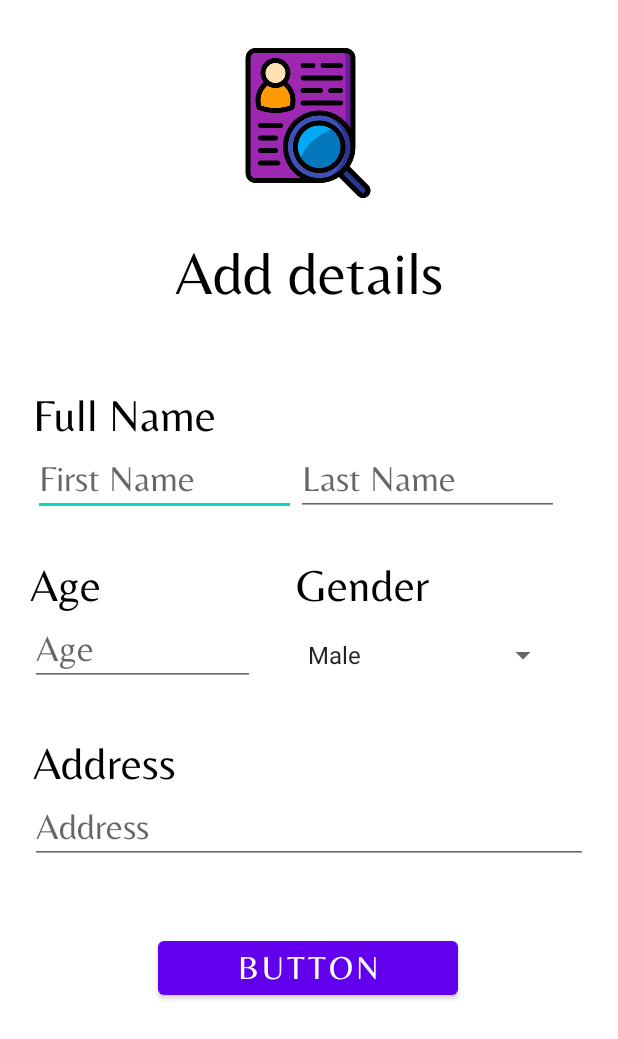
After one commit to ArerehRaj/Panic-Button-App, an Android app: the AddDetailsActivity screen opened directly, with no data from a screen before it, on a phone screen of 412 x 824 dp. The commit adds this screen. Shown: the top 1039 px of the screen. Run offline under Robolectric (Android 15) with nearby library versions, the phone set to English and light mode, and no system bars.

Commit message:
Basic Add Details Page design Done

```diff
--- /dev/null
+++ b/app/src/main/java/com/example/panicbutton/AddDetailsActivity.java
@@ -0,0 +1,42 @@
+package com.example.panicbutton;
+
+import androidx.appcompat.app.AppCompatActivity;
+
+import android.os.Bundle;
+import android.view.View;
+import android.widget.AdapterView;
+import android.widget.ArrayAdapter;
+import android.widget.Spinner;
+import android.widget.Toast;
+
+public class AddDetailsActivity extends AppCompatActivity implements AdapterView.OnItemSelectedListener {
+
+    Spinner genderSpinner;
+    ArrayAdapter<CharSequence> arrayAdapter;
+
+    @Override
+    protected void onCreate(Bundle savedInstanceState) {
+        super.onCreate(savedInstanceState);
+        setContentView(R.layout.activity_add_details);
+
+        getSupportActionBar().hide();
+
+        genderSpinner = findViewById(R.id.genderDropDown);
+        arrayAdapter = ArrayAdapter.createFromResource(this,R.array.genders, android.R.layout.simple_spinner_item);
+        arrayAdapter.setDropDownViewResource(android.R.layout.simple_spinner_dropdown_item);
+        genderSpinner.setAdapter(arrayAdapter);
+
+        genderSpinner.setOnItemSelectedListener(this);
+    }
+
+    @Override
+    public void onItemSelected(AdapterView<?> parent, View view, int position, long id) {
+        String gender = parent.getItemAtPosition(position).toString();
+        Toast.makeText(AddDetailsActivity.this,gender,Toast.LENGTH_SHORT).show();
+    }
+
+    @Override
+    public void onNothingSelected(AdapterView<?> parent) {
+
+    }
+}
--- a/app/src/main/java/com/example/panicbutton/LoginActivity.java
+++ b/app/src/main/java/com/example/panicbutton/LoginActivity.java
@@ -10,9 +10,14 @@ import android.view.View;
 import android.widget.EditText;
 import android.widget.Toast;
 
+import com.parse.FindCallback;
 import com.parse.LogInCallback;
 import com.parse.ParseException;
+import com.parse.ParseObject;
+import com.parse.ParseQuery;
 import com.parse.ParseUser;
+
+import java.util.List;
 
 public class LoginActivity extends AppCompatActivity {
 
@@ -62,7 +67,32 @@ public class LoginActivity extends AppCompatActivity {
 //                                    Intent intent = new Intent(LoginActivity.this, HomeActivity.class);
 //                                    intent.addFlags(Intent.FLAG_ACTIVITY_CLEAR_TASK | Intent.FLAG_ACTIVITY_NEW_TASK);
 //                                    startActivity(intent);
-                                    Toast.makeText(LoginActivity.this,"Success",Toast.LENGTH_SHORT).show();
+                                    ParseQuery<ParseUser> query = ParseUser.getQuery();
+                                    query.whereEqualTo("username",username);
+                                    query.findInBackground(new FindCallback<ParseUser>() {
+                                        @Override
+                                        public void done(List<ParseUser> objects, ParseException e) {
+                                            if(e == null)
+                                            {
+                                                boolean isData = false;
+                                                for(ParseObject object : objects)
+                                                {
+                                                    isData = object.getBoolean("IsDataGiven");
+                                                }
+
+                                                if(isData)
+                                                {
+                                                    Toast.makeText(LoginActivity.this,"Data is given",Toast.LENGTH_SHORT).show();
+                                                }
+                                                else
+                                                {
+                                                    Intent intent = new Intent(LoginActivity.this, AddDetailsActivity.class);
+                                                    intent.addFlags(Intent.FLAG_ACTIVITY_CLEAR_TASK | Intent.FLAG_ACTIVITY_NEW_TASK);
+                                                    startActivity(intent);
+                                                }
+                                            }
+                                        }
+                                    });
                                 }
                             })
                             .show();
--- a/app/src/main/java/com/example/panicbutton/MainActivity.java
+++ b/app/src/main/java/com/example/panicbutton/MainActivity.java
@@ -8,9 +8,6 @@ import android.content.Intent;
 import android.os.Bundle;
 import android.view.View;
 import android.widget.EditText;
-import android.widget.Toast;
-
-import com.parse.Parse;
 import com.parse.ParseException;
 import com.parse.ParseInstallation;
 import com.parse.ParseUser;
@@ -124,4 +121,5 @@ public class MainActivity extends AppCompatActivity {
         intent.addFlags(Intent.FLAG_ACTIVITY_CLEAR_TASK | Intent.FLAG_ACTIVITY_NEW_TASK);
         startActivity(intent);
     }
+
 }
--- /dev/null
+++ b/app/src/main/res/layout/activity_add_details.xml
@@ -0,0 +1,205 @@
+<?xml version="1.0" encoding="utf-8"?>
+<androidx.constraintlayout.widget.ConstraintLayout xmlns:android="http://schemas.android.com/apk/res/android"
+    xmlns:app="http://schemas.android.com/apk/res-auto"
+    xmlns:tools="http://schemas.android.com/tools"
+    android:layout_width="match_parent"
+    android:layout_height="match_parent"
+    tools:context=".AddDetailsActivity">
+
+    <TextView
+        android:id="@+id/rakshaSignUp3"
+        android:layout_width="wrap_content"
+        android:layout_height="wrap_content"
+        android:fontFamily="@font/belleza"
+        android:text="Add details"
+        android:textColor="#000000"
+        android:textSize="40dp"
+        app:layout_constraintBottom_toBottomOf="parent"
+        app:layout_constraintEnd_toEndOf="parent"
+        app:layout_constraintStart_toStartOf="parent"
+        app:layout_constraintTop_toTopOf="parent"
+        app:layout_constraintVertical_bias="0.204" />
+
+    <TextView
+        android:id="@+id/rakshaSignUp4"
+        android:layout_width="wrap_content"
+        android:layout_height="wrap_content"
+        android:fontFamily="@font/belleza"
+        android:text="Full Name"
+        android:textColor="#000000"
+        android:textSize="30dp"
+        app:layout_constraintBottom_toBottomOf="parent"
+        app:layout_constraintEnd_toEndOf="parent"
+        app:layout_constraintHorizontal_bias="0.075"
+        app:layout_constraintStart_toStartOf="parent"
+        app:layout_constraintTop_toTopOf="parent"
+        app:layout_constraintVertical_bias="0.329" />
+
+    <TextView
+        android:id="@+id/rakshaSignUp7"
+        android:layout_width="wrap_content"
+        android:layout_height="wrap_content"
+        android:fontFamily="@font/belleza"
+        android:text="Address"
+        android:textColor="#000000"
+        android:textSize="30dp"
+        app:layout_constraintBottom_toBottomOf="parent"
+        app:layout_constraintEnd_toEndOf="parent"
+        app:layout_constraintHorizontal_bias="0.069"
+        app:layout_constraintStart_toStartOf="parent"
+        app:layout_constraintTop_toBottomOf="@+id/editTextNumber"
+        app:layout_constraintVertical_bias="0.102" />
+
+    <TextView
+        android:id="@+id/rakshaSignUp5"
+        android:layout_width="wrap_content"
+        android:layout_height="wrap_content"
+        android:fontFamily="@font/belleza"
+        android:text="Age"
+        android:textColor="#000000"
+        android:textSize="30dp"
+        app:layout_constraintBottom_toBottomOf="parent"
+        app:layout_constraintEnd_toEndOf="parent"
+        app:layout_constraintHorizontal_bias="0.055"
+        app:layout_constraintStart_toStartOf="parent"
+        app:layout_constraintTop_toBottomOf="@+id/editTextTextPersonName"
+        app:layout_constraintVertical_bias="0.065" />
+
+    <TextView
+        android:id="@+id/rakshaSignUp6"
+        android:layout_width="wrap_content"
+        android:layout_height="wrap_content"
+        android:fontFamily="@font/belleza"
+        android:text="Gender"
+        android:textColor="#000000"
+        android:textSize="30dp"
+        app:layout_constraintBottom_toBottomOf="parent"
+        app:layout_constraintEnd_toEndOf="parent"
+        app:layout_constraintHorizontal_bias="0.611"
+        app:layout_constraintStart_toStartOf="parent"
+        app:layout_constraintTop_toBottomOf="@+id/editTextTextPersonName"
+        app:layout_constraintVertical_bias="0.065" />
+
+    <ImageView
+        android:id="@+id/imageView3"
+        android:layout_width="100dp"
+        android:layout_height="100dp"
+        app:layout_constraintBottom_toBottomOf="parent"
+        app:layout_constraintEnd_toEndOf="parent"
+        app:layout_constraintHorizontal_bias="0.498"
+        app:layout_constraintStart_toStartOf="parent"
+        app:layout_constraintTop_toTopOf="parent"
+        app:layout_constraintVertical_bias="0.044"
+        app:srcCompat="@drawable/employee" />
+
+    <EditText
+        android:id="@+id/editTextTextPersonName"
+        android:layout_width="175dp"
+        android:layout_height="wrap_content"
+        android:layout_marginStart="20dp"
+        android:layout_marginLeft="20dp"
+        android:layout_marginEnd="20dp"
+        android:layout_marginRight="20dp"
+        android:ems="10"
+        android:fontFamily="@font/belleza"
+        android:hint="First Name"
+        android:inputType="textPersonName"
+        android:textSize="24dp"
+        app:layout_constraintBottom_toBottomOf="parent"
+        app:layout_constraintEnd_toEndOf="parent"
+        app:layout_constraintHorizontal_bias="0.009"
+        app:layout_constraintStart_toStartOf="parent"
+        app:layout_constraintTop_toBottomOf="@+id/rakshaSignUp3"
+        app:layout_constraintVertical_bias="0.157" />
+
+    <EditText
+        android:id="@+id/editTextTextPersonName2"
+        android:layout_width="175dp"
+        android:layout_height="wrap_content"
+        android:layout_marginStart="20dp"
+        android:layout_marginLeft="20dp"
+        android:layout_marginEnd="20dp"
+        android:layout_marginRight="20dp"
+        android:ems="10"
+        android:fontFamily="@font/belleza"
+        android:hint="Last Name"
+        android:inputType="textPersonName"
+        android:textSize="24dp"
+        app:layout_constraintBottom_toBottomOf="parent"
+        app:layout_constraintEnd_toEndOf="parent"
+        app:layout_constraintHorizontal_bias="0.903"
+        app:layout_constraintStart_toStartOf="parent"
+        app:layout_constraintTop_toBottomOf="@+id/rakshaSignUp3"
+        app:layout_constraintVertical_bias="0.157" />
+
+    <EditText
+        android:id="@+id/editTextNumber"
+        android:layout_width="150dp"
+        android:layout_height="wrap_content"
+        android:layout_marginStart="20dp"
+        android:layout_marginLeft="20dp"
+        android:layout_marginEnd="20dp"
+        android:layout_marginRight="20dp"
+        android:ems="10"
+        android:fontFamily="@font/belleza"
+        android:hint="Age"
+        android:inputType="number"
+        android:textSize="24dp"
+        app:layout_constraintBottom_toBottomOf="parent"
+        app:layout_constraintEnd_toEndOf="parent"
+        app:layout_constraintHorizontal_bias="0.0"
+        app:layout_constraintStart_toStartOf="parent"
+        app:layout_constraintTop_toBottomOf="@+id/rakshaSignUp5"
+        app:layout_constraintVertical_bias="0.0" />
+
+    <Spinner
+        android:id="@+id/genderDropDown"
+        android:layout_width="175dp"
+        android:layout_height="wrap_content"
+        android:layout_marginStart="20dp"
+        android:layout_marginLeft="20dp"
+        android:layout_marginEnd="20dp"
+        android:layout_marginRight="20dp"
+        android:scrollbarSize="8dp"
+        app:layout_constraintBottom_toBottomOf="parent"
+        app:layout_constraintEnd_toEndOf="parent"
+        app:layout_constraintHorizontal_bias="0.903"
+        app:layout_constraintStart_toStartOf="parent"
+        app:layout_constraintTop_toBottomOf="@+id/editTextTextPersonName2"
+        app:layout_constraintVertical_bias="0.177" />
+
+    <EditText
+        android:id="@+id/editTextTextMultiLine2"
+        android:layout_width="match_parent"
+        android:layout_height="wrap_content"
+        android:layout_marginStart="20dp"
+        android:layout_marginLeft="20dp"
+        android:layout_marginEnd="20dp"
+        android:layout_marginRight="20dp"
+        android:ems="10"
+        android:fontFamily="@font/belleza"
+        android:gravity="start|top"
+        android:hint="Address"
+        android:inputType="textMultiLine"
+        android:textSize="24dp"
+        app:layout_constraintBottom_toBottomOf="parent"
+        app:layout_constraintEnd_toEndOf="parent"
+        app:layout_constraintHorizontal_bias="1.0"
+        app:layout_constraintStart_toStartOf="parent"
+        app:layout_constraintTop_toBottomOf="@+id/rakshaSignUp7"
+        app:layout_constraintVertical_bias="0.0" />
+
+    <Button
+        android:id="@+id/button4"
+        android:layout_width="200dp"
+        android:layout_height="wrap_content"
+        android:fontFamily="@font/belleza"
+        android:text="Button"
+        android:textSize="22dp"
+        app:layout_constraintBottom_toBottomOf="parent"
+        app:layout_constraintEnd_toEndOf="parent"
+        app:layout_constraintHorizontal_bias="0.497"
+        app:layout_constraintStart_toStartOf="parent"
+        app:layout_constraintTop_toBottomOf="@+id/editTextTextMultiLine2"
+        app:layout_constraintVertical_bias="0.228" />
+</androidx.constraintlayout.widget.ConstraintLayout>
--- a/app/src/main/res/values/strings.xml
+++ b/app/src/main/res/values/strings.xml
@@ -3,4 +3,13 @@
     <string name="back4app_server_url">https://parseapi.back4app.com/</string>
     <string name="back4app_app_id">PDBc9pbCQLWaKiBYMsjZUo5DBI8HaYCKrmWGvRGp</string>
     <string name="back4app_client_key">YdUdmGvDoaFhXrwv30Smf0tWur3wnNobE3npFWiA</string>
+
+    <string-array name="genders">
+
+        <item>Male</item>
+        <item>Female</item>
+        <item>Others</item>
+
+    </string-array>
+
 </resources>
```
Also changed, not shown: app/src/main/AndroidManifest.xml (+7 -8 lines), app/src/main/res/drawable-v24/employee.png (added).
